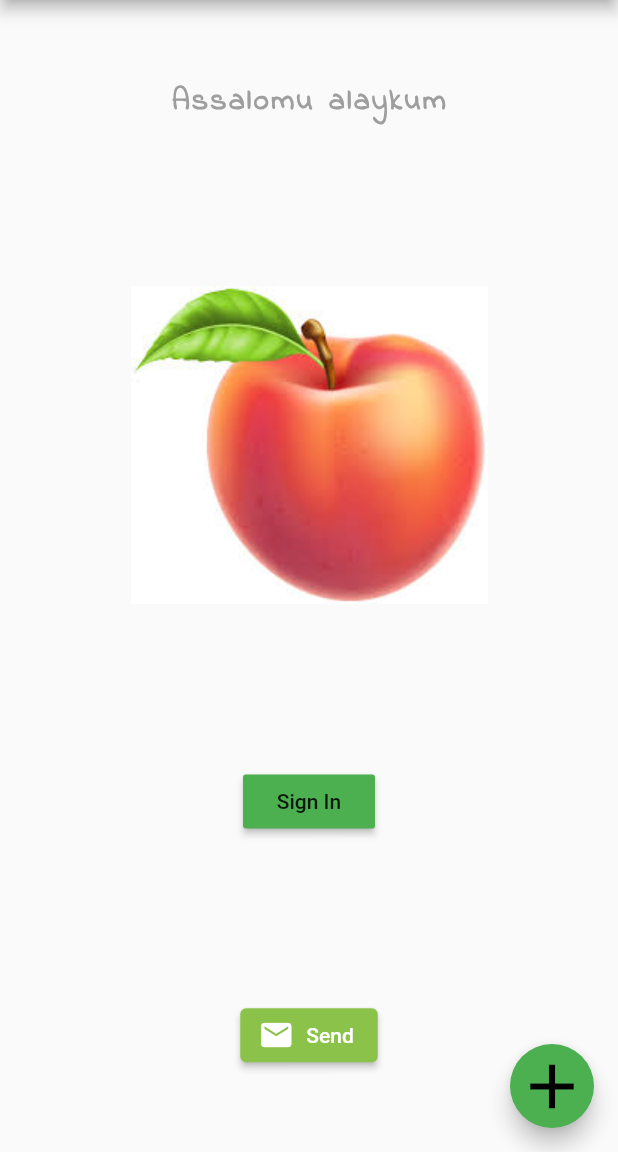
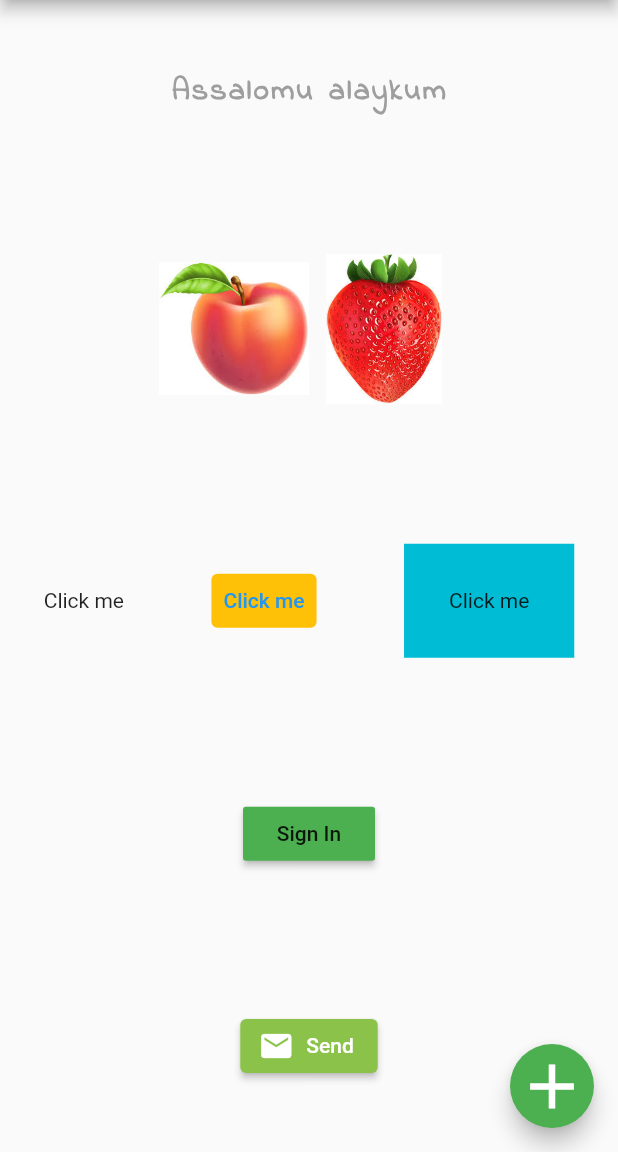
Before and after one commit to ShahzodJava/Flutter-tutorial, a Flutter app: the screen it shows after launch, on a phone screen of 412 x 824 dp, the part 84-1236 px from its top. Run offline on Flutter 3.47's test engine with Material 2 defaults, Android fonts, the light colour scheme and no system bars.

Commit message:
Containers, Rows, Columns

```diff
--- a/Scaffold/lib/main.dart
+++ b/Scaffold/lib/main.dart
@@ -28,9 +28,33 @@ class MyApp extends StatelessWidget {
                     fontFamily: 'IndieFlower'),
               ),
             ),
-            Image.asset(
-              'assets/peach.jpg',
-            ),
+            Row(mainAxisAlignment: MainAxisAlignment.center, children: const [
+              Image(
+                image: AssetImage('assets/peach.jpg'),
+                width: 100.0,
+                height: 100.0,
+              ),
+              Image(
+                image: AssetImage('assets/strowberry.jpg'),
+                width: 100.0,
+                height: 100.0,
+              ),
+            ]),
+            Row(mainAxisAlignment: MainAxisAlignment.spaceAround, children: [
+              Text('Click me'),
+              TextButton(
+                onPressed: () {},
+                child: Text('Click me'),
+                style: TextButton.styleFrom(
+                  backgroundColor: Colors.amber
+                ),
+              ),
+              Container(
+                color: Colors.cyan,
+                padding: EdgeInsets.all(30.0),
+                child: Text('Click me'),
+              )
+            ]),
             Center(
                 child: MaterialButton(
               onPressed: () {
@@ -43,9 +67,8 @@ class MyApp extends StatelessWidget {
               onPressed: () {},
               icon: Icon(Icons.mail),
               label: Text('Send'),
-              style: ElevatedButton.styleFrom(
-                backgroundColor: Colors.lightGreen
-              ),
+              style:
+                  ElevatedButton.styleFrom(backgroundColor: Colors.lightGreen),
             ),
           ],
         ),
@@ -54,7 +77,7 @@ class MyApp extends StatelessWidget {
           backgroundColor: Colors.green,
           child: const Icon(
             Icons.add,
-            color: Colors.black,
+            color: Colors.white,
             size: 50.0,
           ),
         ),
```
